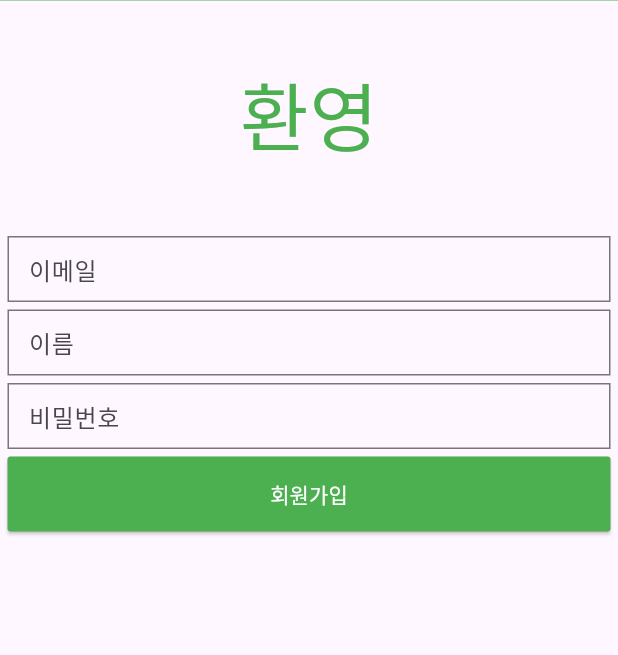
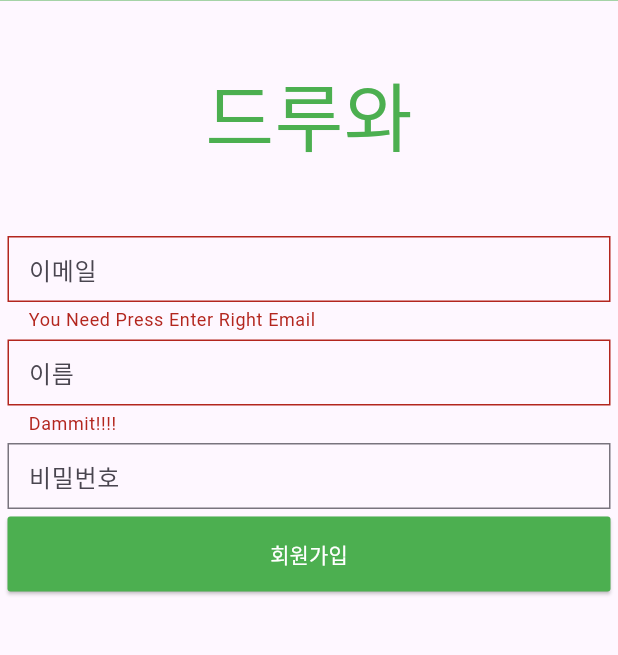
Before and after one commit to asj214/flutter_tutorials, a Flutter app: the MemberJoin screen opened directly, after a tap on "회원가입", on a phone screen of 412 x 824 dp, the part 67-722 px from its top. Run offline on Flutter 3.47's test engine with Material 3 defaults, Android fonts, the phone set to English and light mode, and no system bars; our stand-ins replace email_validator.

Commit message:
[TUTORIAL-04] 회원가입 페이지

```diff
--- /dev/null
+++ b/lib/apis/member.dart
@@ -0,0 +1,48 @@
+import 'dart:convert';
+import 'package:http/http.dart' as http;
+import 'package:flutter_tutorials/constants.dart';
+
+class Member {
+  final String email;
+  final String name;
+  final DateTime createdAt;
+  final DateTime updatedAt;
+
+  const Member({
+    required this.email,
+    required this.name,
+    required this.createdAt,
+    required this.updatedAt
+  });
+}
+
+class RegisterMember {
+  final String email;
+  final String name;
+  final String password;
+
+  const RegisterMember({
+    required this.email,
+    required this.name,
+    required this.password
+  });
+
+  // RegisterMember 객체를 JSON으로 변환하는 메서드 추가
+  Map<String, dynamic> toJson() {
+    return {
+      'email': email,
+      'name': name,
+      'password': password,
+    };
+  }
+}
+
+Future<http.Response> registerMember(RegisterMember member) async {
+  return await http.post(
+    Uri.parse('${baseApiUrl}auth/register'),
+    body: jsonEncode(member.toJson()),
+    headers: <String, String> {
+      'Content-Type': 'application/json; charset=UTF-8',
+    }
+  );
+}
--- a/lib/constants.dart
+++ b/lib/constants.dart
@@ -6,3 +6,4 @@ const Color primaryTextColor = Color(0xffFFFFFF);
 
 // json placeholder api
 const String photoApiUrl = 'https://jsonplaceholder.typicode.com/photos';
+const String baseApiUrl = 'http://127.0.0.1:8000/api/';
--- a/lib/pages/member/member_join.dart
+++ b/lib/pages/member/member_join.dart
@@ -1,6 +1,8 @@
 import 'package:flutter/material.dart';
 import 'package:email_validator/email_validator.dart';
 import 'package:flutter_tutorials/constants.dart';
+import 'package:flutter_tutorials/apis/member.dart';
+import 'package:flutter_tutorials/components/dialogs.dart';
 
 class MemberJoin extends StatefulWidget {
   const MemberJoin({super.key});
@@ -16,18 +18,49 @@ class _MemberJoin extends State<MemberJoin> {
   String name = '';
   String password = '';
 
-  void tabJoinButton () {
-    debugPrint('tab tab tab');
-  }
+  void tabJoinButton () async {
+    if (_formKey.currentState!.validate()) {
+      _formKey.currentState!.save();
 
-  @override
-  void initState() {
-    super.initState();
-    focusNode.addListener(() {
-      if (!focusNode.hasFocus) {
-        _formKey.currentState!.validate();
+      final member = RegisterMember(
+        email: email,
+        name: name,
+        password: password,
+      );
+
+      final resp = await registerMember(member);
+      if (mounted) {
+        if (resp.statusCode == 201) {
+          final snackBar = SnackBar(
+            content: const Text('회원가입 완료'),
+            action: SnackBarAction(
+              label: 'Ok',
+              onPressed: () {
+                ScaffoldMessenger.of(context).removeCurrentSnackBar();
+              },
+            ),
+            width: 280.0, // Width of the SnackBar.
+            padding: const EdgeInsets.symmetric(
+              horizontal: 8.0, // Inner padding for SnackBar content.
+            ),
+            duration: const Duration(milliseconds: 1500),
+            behavior: SnackBarBehavior.floating,
+            shape: RoundedRectangleBorder(
+              borderRadius: BorderRadius.circular(10.0),
+            ),
+          );
+          ScaffoldMessenger.of(context).showSnackBar(snackBar);
+        } else {
+          // final Map<String, dynamic> respBody = jsonDecode(resp.body);
+          showDialog(
+            context: context,
+            builder: (BuildContext context) {
+              return const BasicDialog(message: '에러가 발생했습니다.');
+            },
+          );
+        }
       }
-    });
+    }
   }
 
   @override
@@ -51,7 +84,7 @@ class _MemberJoin extends State<MemberJoin> {
           children: [
             const Padding(
               padding: EdgeInsets.fromLTRB(5, 40, 5, 40),
-              child: Text('환영', style: TextStyle(fontSize: 50, color: Colors.green),),
+              child: Text('드루와', style: TextStyle(fontSize: 50, color: Colors.green),),
             ),
             Padding(
               padding: const EdgeInsets.all(5),
@@ -68,13 +101,18 @@ class _MemberJoin extends State<MemberJoin> {
                   isDense: true,
                   contentPadding: inputPad,
                 ),
-                focusNode: focusNode,
+                // focusNode: focusNode,
                 validator: (value) {
                   String chkVal = value.toString();
                   if (!EmailValidator.validate(chkVal)) {
                     return 'You Need Press Enter Right Email';
                   }
                   return null;
+                },
+                onSaved: (val) {
+                  setState(() {
+                    email = val.toString();
+                  });
                 },
               ),
             ),
@@ -93,12 +131,16 @@ class _MemberJoin extends State<MemberJoin> {
                   isDense: true,
                   contentPadding: inputPad,
                 ),
-                focusNode: focusNode,
                 validator: (value) {
                   if (value.toString().length < 2) {
                     return 'Dammit!!!!';
                   }
                   return null;
+                },
+                onSaved: (val) {
+                  setState(() {
+                    name = val.toString();
+                  });
                 },
               ),
             ),
@@ -118,6 +160,11 @@ class _MemberJoin extends State<MemberJoin> {
                   isDense: true,
                   contentPadding: inputPad
                 ),
+                onSaved: (val) {
+                  setState(() {
+                    password = val.toString();
+                  });
+                },
               )
             ),
             Padding(
@@ -131,7 +178,7 @@ class _MemberJoin extends State<MemberJoin> {
                     borderRadius: BorderRadius.all(Radius.circular(2)),
                   ),
                 ),
-                onPressed: tabJoinButton,
+                onPressed: () => tabJoinButton(),
                 child: const Text('회원가입', style: TextStyle(color: primaryTextColor))
               )
             ),
```
Also changed, not shown: lib/components/dialogs.dart (added, +24 -0 lines).
